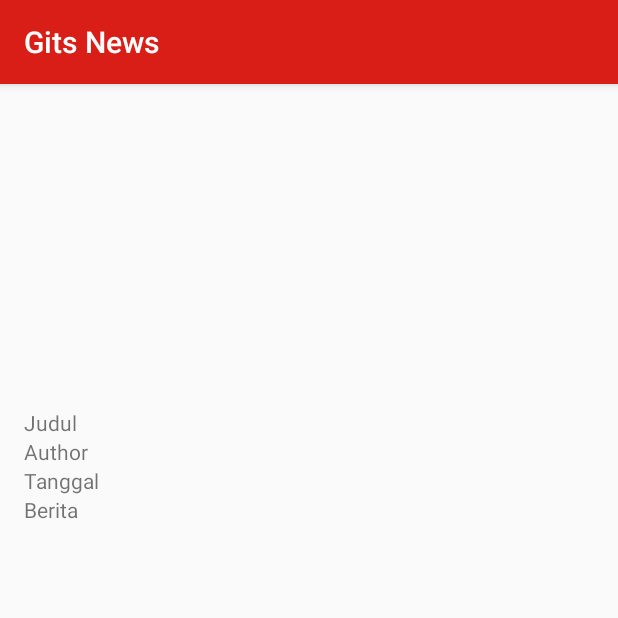
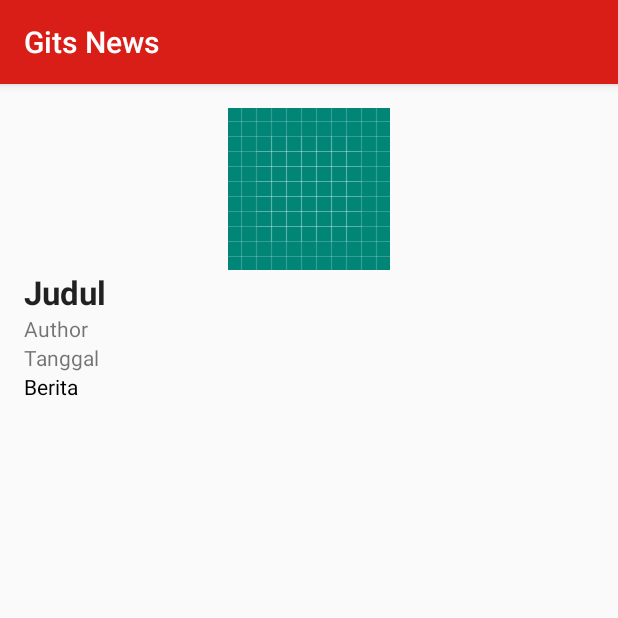
Before and after one commit to JulioRahman/GitsNews, an Android app: the DetailActivity screen opened directly, with no data from a screen before it, on a phone screen of 412 x 824 dp, the top half of it. Run offline under Robolectric (Android 15) with nearby library versions, the phone set to English and light mode, and no system bars; pictures from the network do not load.

Commit message:
add category on home

```diff
--- a/app/src/main/java/com/julio/gitsnews/activity/DetailActivity.java
+++ b/app/src/main/java/com/julio/gitsnews/activity/DetailActivity.java
@@ -50,6 +50,7 @@ public class DetailActivity extends AppCompatActivity {
                 tvAuthorD.setText(detailModel.getAuthor());
                 tvTanggalD.setText(detailModel.getTanggal());
                 tvBeritaD.setText(detailModel.getBerita());
+                Log.e("liat", detailModel.getBerita());
             }
 
             @Override
--- a/app/src/main/java/com/julio/gitsnews/adapter/BeritaAdapter.java
+++ b/app/src/main/java/com/julio/gitsnews/adapter/BeritaAdapter.java
@@ -53,6 +53,9 @@ public class BeritaAdapter extends RecyclerView.Adapter<BeritaAdapter.ViewHolder
         if(!TextUtils.isEmpty(beritaModel.getTanggal())) {
             viewHolder.tvTanggal.setText(beritaModel.getTanggal());
         }
+        if(!TextUtils.isEmpty(beritaModel.getKategori())) {
+            viewHolder.tvKategori.setText(beritaModel.getKategori());
+        }
         if(!TextUtils.isEmpty(beritaModel.getThumbnail())) {
             Glide.with(context)
                     .load(beritaModel.getThumbnail())
@@ -76,7 +79,7 @@ public class BeritaAdapter extends RecyclerView.Adapter<BeritaAdapter.ViewHolder
 
     class ViewHolder extends RecyclerView.ViewHolder /*implements View.OnClickListener*/{
         private ImageView ivThumbnail;
-        private TextView tvJudul, tvReview, tvAuthor, tvTanggal;
+        private TextView tvJudul, tvReview, tvAuthor, tvTanggal, tvKategori;
         private CardView cvItemBerita;
         private WeakReference<OnRecyclerViewItemClickListener> listenerRef;
 
@@ -88,6 +91,7 @@ public class BeritaAdapter extends RecyclerView.Adapter<BeritaAdapter.ViewHolder
             tvReview = view.findViewById(R.id.tv_review);
             tvAuthor = view.findViewById(R.id.tv_author);
             tvTanggal = view.findViewById(R.id.tv_tanggal);
+            tvKategori = view.findViewById(R.id.tv_kategori);
             cvItemBerita = view.findViewById(R.id.cv_item_berita);
             cvItemBerita.setOnClickListener(new View.OnClickListener() {
                 @Override
--- a/app/src/main/res/layout/activity_detail.xml
+++ b/app/src/main/res/layout/activity_detail.xml
@@ -1,44 +1,59 @@
 <?xml version="1.0" encoding="utf-8"?>
-<ScrollView xmlns:android="http://schemas.android.com/apk/res/android"
+<LinearLayout xmlns:android="http://schemas.android.com/apk/res/android"
     xmlns:tools="http://schemas.android.com/tools"
     android:layout_width="match_parent"
     android:layout_height="match_parent"
     android:orientation="vertical"
+    android:layout_margin="16dp"
     tools:context=".activity.DetailActivity">
+
+    <ScrollView
+        android:layout_width="match_parent"
+        android:layout_height="wrap_content">
 
         <LinearLayout
             android:layout_width="match_parent"
             android:layout_height="wrap_content"
             android:orientation="vertical"
-        android:layout_margin="16dp">
+            android:weightSum="10">
 
             <ImageView
                 android:id="@+id/iv_thumbnail_d"
                 android:layout_width="match_parent"
-            android:layout_height="200dp" />
+                android:layout_height="wrap_content"
+                android:layout_weight="3.5"
+                android:src="@drawable/ic_launcher_background" />
 
             <TextView
                 android:id="@+id/tv_judul_d"
+                style="@style/TextAppearance.AppCompat.Large"
                 android:layout_width="match_parent"
                 android:layout_height="wrap_content"
-            android:text="Judul" />
+                android:layout_weight="0.5"
+                android:text="Judul"
+                android:textStyle="bold" />
 
             <TextView
                 android:id="@+id/tv_author_d"
                 android:layout_width="match_parent"
                 android:layout_height="wrap_content"
+                android:layout_weight="0.5"
                 android:text="Author" />
 
             <TextView
                 android:id="@+id/tv_tanggal_d"
                 android:layout_width="match_parent"
                 android:layout_height="wrap_content"
+                android:layout_weight="0.5"
                 android:text="Tanggal" />
 
             <TextView
                 android:id="@+id/tv_berita_d"
                 android:layout_width="match_parent"
-            android:layout_height="wrap_content"
-            android:text="Berita" />
+                android:layout_height="match_parent"
+                android:layout_weight="5"
+                android:text="Berita"
+                android:textColor="#000000" />
         </LinearLayout>
     </ScrollView>
+</LinearLayout>
```
Also changed, not shown: app/src/main/res/layout/item_berita.xml (+9 -0 lines). Lines whose indentation alone changed are shown as unchanged.
